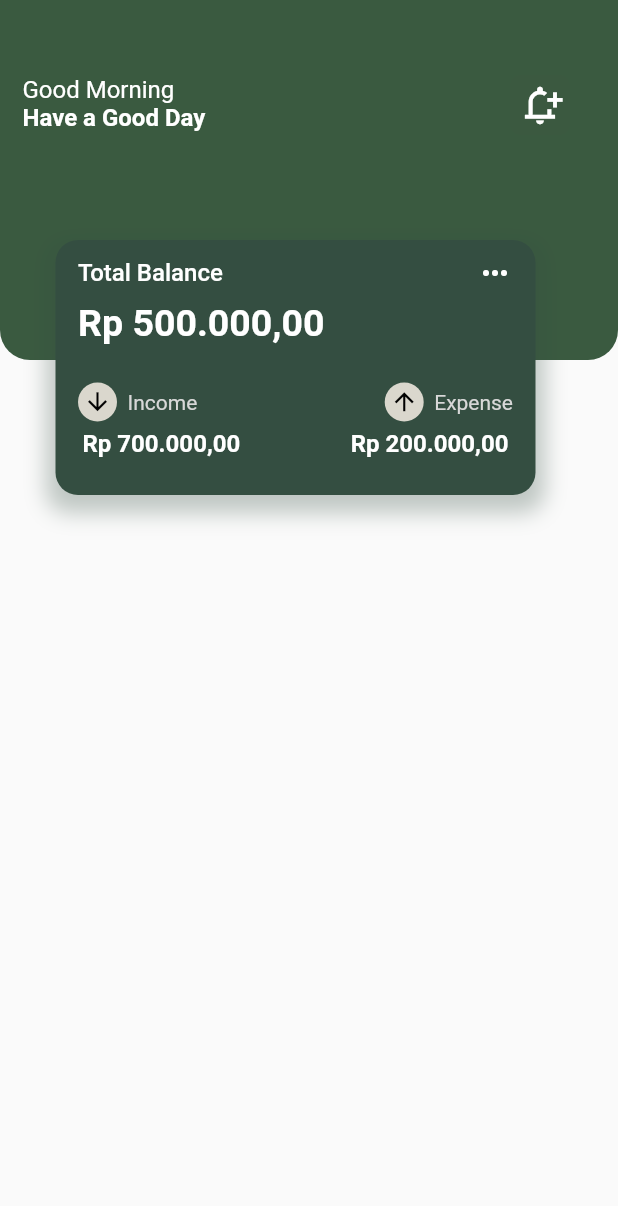
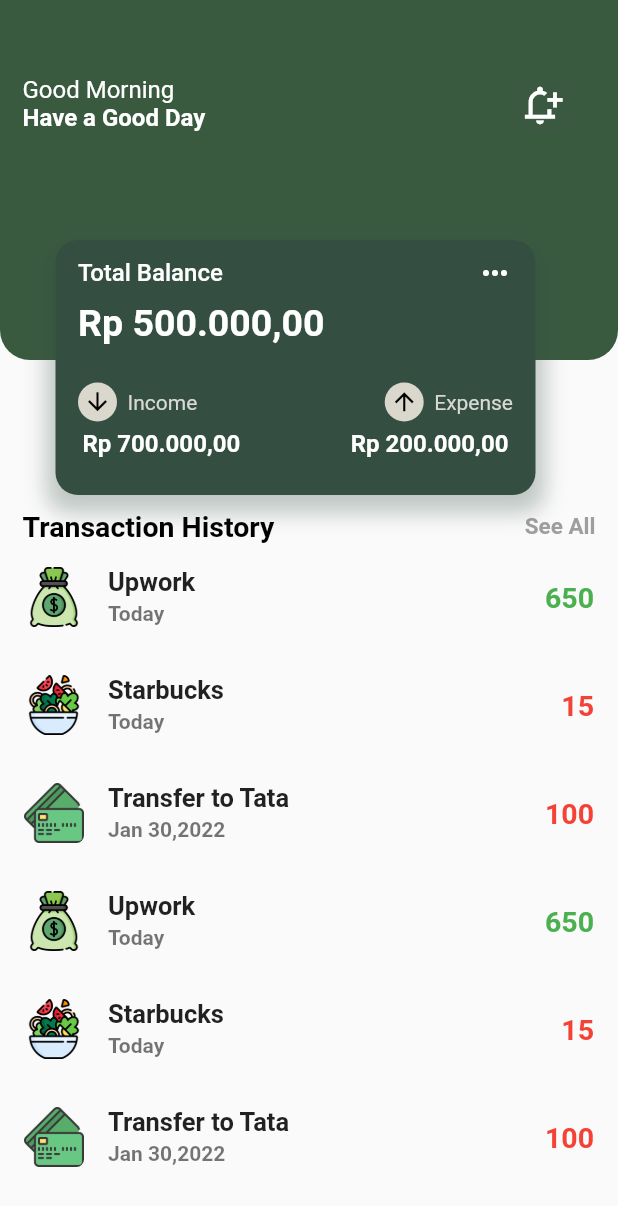
Before and after one commit to rfitraa/flutter_finance, a Flutter app: the screen it shows after launch, on a phone screen of 412 x 824 dp. Shown: the top 1206 px of the screen. Run offline on Flutter 3.47's test engine with Material 2 defaults, Android fonts, the phone set to English and light mode, and no system bars.

Commit message:
Home View

```diff
--- /dev/null
+++ b/lib/data/1.dart
@@ -0,0 +1,7 @@
+class money {
+  String? image;
+  String? name;
+  String? time;
+  String? fee;
+  bool? buy;
+}
--- /dev/null
+++ b/lib/data/listdata.dart
@@ -0,0 +1,23 @@
+import '1.dart';
+
+List<money> geter() {
+  money upwork = money();
+  upwork.name = 'Upwork';
+  upwork.fee = '650';
+  upwork.time = 'Today';
+  upwork.image = 'Money.png';
+  upwork.buy = false;
+  money starbucks = money();
+  starbucks.buy = true;
+  starbucks.fee = '15';
+  starbucks.image = 'Food.png';
+  starbucks.name = 'Starbucks';
+  starbucks.time = 'Today';
+  money trasfer = money();
+  trasfer.buy = true;
+  trasfer.fee = '100';
+  trasfer.image = 'Transfer.png';
+  trasfer.name = 'Transfer to Tata';
+  trasfer.time = 'Jan 30,2022';
+  return [upwork, starbucks, trasfer, upwork, starbucks, trasfer];
+}
--- a/lib/screen/home.dart
+++ b/lib/screen/home.dart
@@ -1,4 +1,5 @@
 import 'package:flutter/material.dart';
+import 'package:flutter_finance/data/listdata.dart';
 
 class Home extends StatelessWidget {
   const Home({Key? key}) : super(key: key);
@@ -7,7 +8,81 @@ class Home extends StatelessWidget {
   Widget build(BuildContext context) {
     return Scaffold(
       body: SafeArea(
-        child: Stack(
+        child: CustomScrollView(
+          slivers: [
+            SliverToBoxAdapter(
+              child: SizedBox(height: 340, child: _head()),
+            ),
+            SliverToBoxAdapter(
+              child: Padding(
+                padding: const EdgeInsets.symmetric(horizontal: 15),
+                child: Row(
+                  mainAxisAlignment: MainAxisAlignment.spaceBetween,
+                  children: [
+                    Text(
+                      'Transaction History',
+                      style: TextStyle(
+                        fontWeight: FontWeight.w600,
+                        fontSize: 19,
+                        color: Colors.black,
+                      ),
+                    ),
+                    Text(
+                      'See All',
+                      style: TextStyle(
+                        fontWeight: FontWeight.w600,
+                        fontSize: 15,
+                        color: Colors.grey,
+                      ),
+                    ),
+                  ],
+                ),
+              ),
+            ),
+            SliverList(
+                delegate: SliverChildBuilderDelegate(
+              (context, index) {
+                return ListTile(
+                  leading: ClipRRect(
+                    borderRadius: BorderRadius.circular(5),
+                    child: Image.asset(
+                      'images/${geter()[index].image!}',
+                      height: 40,
+                    ),
+                  ),
+                  title: Text(
+                    geter()[index].name!,
+                    style: TextStyle(
+                      fontWeight: FontWeight.w600,
+                      fontSize: 17,
+                    ),
+                  ),
+                  subtitle: Text(
+                    geter()[index].time!,
+                    style: TextStyle(
+                      fontWeight: FontWeight.w600,
+                    ),
+                  ),
+                  trailing: Text(
+                    geter()[index].fee!,
+                    style: TextStyle(
+                      fontWeight: FontWeight.w600,
+                      fontSize: 19,
+                      color: geter()[index].buy! ? Colors.red : Colors.green,
+                    ),
+                  ),
+                );
+              },
+              childCount: geter().length,
+            ))
+          ],
+        ),
+      ),
+    );
+  }
+
+  Widget _head() {
+    return Stack(
       children: [
         Column(
           children: [
@@ -138,8 +213,7 @@ class Home extends StatelessWidget {
                         children: [
                           CircleAvatar(
                             radius: 13,
-                                backgroundColor:
-                                    Color.fromARGB(255, 218, 215, 205),
+                            backgroundColor: Color.fromARGB(255, 218, 215, 205),
                             child: Icon(
                               Icons.arrow_downward,
                               color: Colors.black,
@@ -162,8 +236,7 @@ class Home extends StatelessWidget {
                         children: [
                           CircleAvatar(
                             radius: 13,
-                                backgroundColor:
-                                    Color.fromARGB(255, 218, 215, 205),
+                            backgroundColor: Color.fromARGB(255, 218, 215, 205),
                             child: Icon(
                               Icons.arrow_upward,
                               color: Colors.black,
@@ -215,8 +288,6 @@ class Home extends StatelessWidget {
           ),
         )
       ],
-        ),
-      ),
     );
   }
 }
--- a/pubspec.yaml
+++ b/pubspec.yaml
@@ -60,8 +60,8 @@ flutter:
   uses-material-design: true
 
   # To add assets to your application, add an assets section, like this:
-  # assets:
-  #   - images/a_dot_burr.jpeg
+  assets:
+    - images/
   #   - images/a_dot_ham.jpeg
 
   # An image asset can refer to one or more resolution-specific "variants", see
```
Also changed, not shown: images/Education.png (added), images/Food.png (added), images/Money.png (added), images/Transfer.png (added), images/Transportation.png (added), lib/screen/statistic.dart (added). Lines whose indentation alone changed are shown as unchanged.
